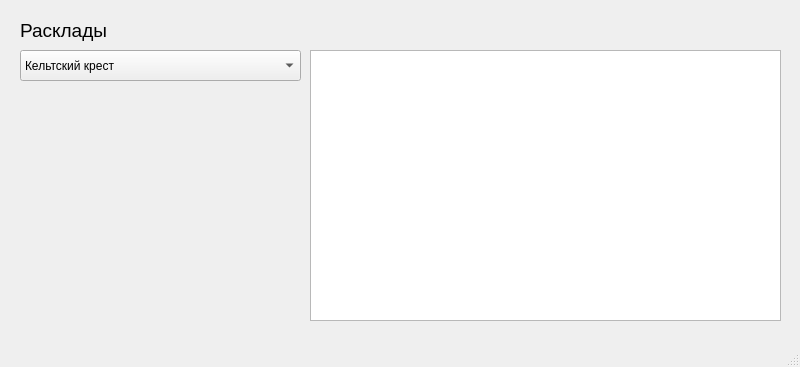
Qt form tarot/ui/layouts.ui (al3ksandraa/tarot) before a commit.
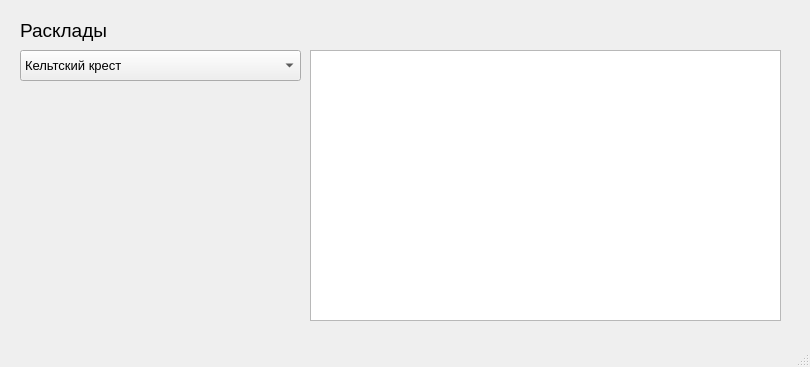
The same form after that commit.

Commit message: changed info window and fixated window size

```diff
--- a/tarot/ui/layouts.ui
+++ b/tarot/ui/layouts.ui
@@ -6,10 +6,22 @@
    <rect>
     <x>0</x>
     <y>0</y>
-    <width>800</width>
+    <width>810</width>
     <height>367</height>
    </rect>
   </property>
+  <property name="minimumSize">
+   <size>
+    <width>810</width>
+    <height>367</height>
+   </size>
+  </property>
+  <property name="maximumSize">
+   <size>
+    <width>810</width>
+    <height>367</height>
+   </size>
+  </property>
   <property name="windowTitle">
    <string>MainWindow</string>
   </property>
@@ -43,7 +55,7 @@
     </property>
     <property name="font">
      <font>
-      <pointsize>9</pointsize>
+      <pointsize>10</pointsize>
      </font>
     </property>
     <item>
```
Left out of the diff: 4 changed lines with no effect on the pictures. The commit also changes 7 other files.
